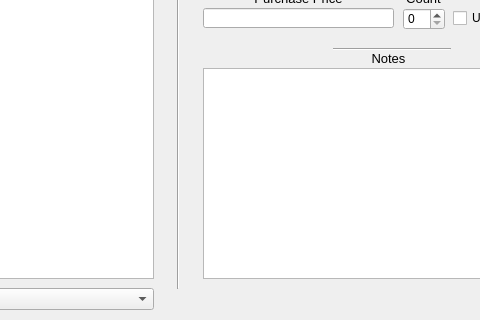
This is src/MainWindow.ui in minorsecond/Ownly as Qt 5 draws it before an edit; both pictures show x 447 to 927 and y 191 to 511 of the 1050 by 511 pixel window. The edited form follows.
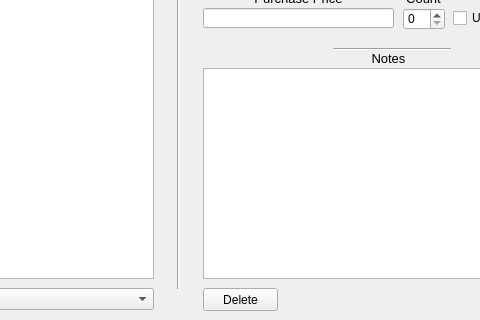
This is the edited form.

Commit message: Add delete item button

Diff of the .ui file:
```diff
--- a/src/MainWindow.ui
+++ b/src/MainWindow.ui
@@ -383,6 +383,19 @@
      <set>Qt::AlignCenter</set>
     </property>
    </widget>
+   <widget class="QPushButton" name="deleteItemButton">
+    <property name="geometry">
+     <rect>
+      <x>650</x>
+      <y>460</y>
+      <width>75</width>
+      <height>23</height>
+     </rect>
+    </property>
+    <property name="text">
+     <string>Delete</string>
+    </property>
+   </widget>
   </widget>
   <widget class="QMenuBar" name="menubar">
    <property name="geometry">
```
The commit also changes 1 other file.
